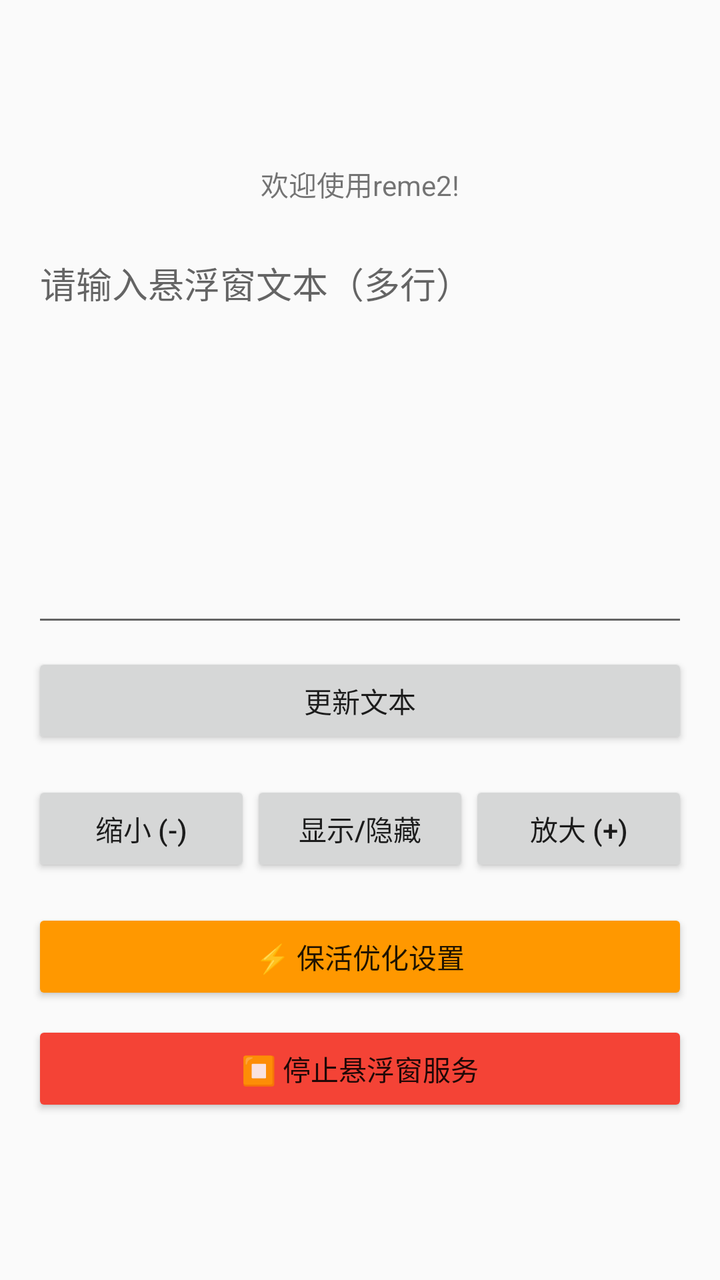
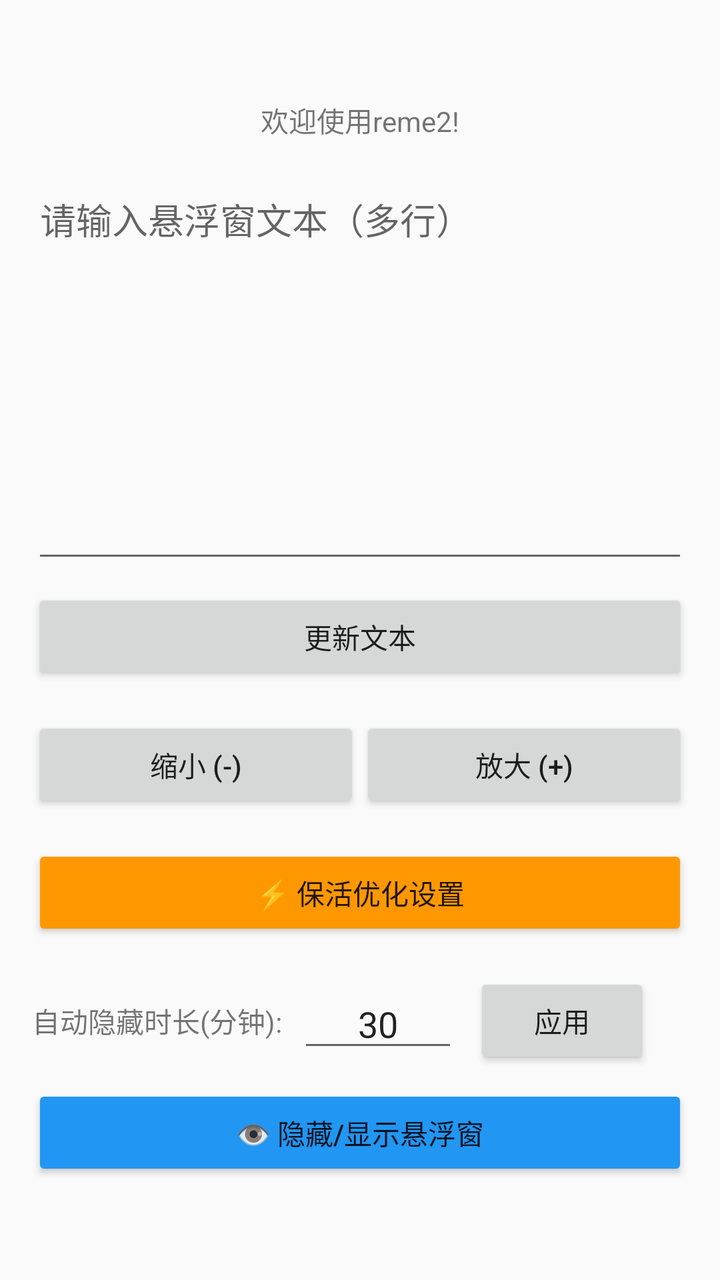

An Android layout rendered at two revisions. The XML below is the earlier revision; the diff shows what the commit changed to produce the second picture.
<!-- AndroidManifest.xml: application theme Theme.AppCompat.Light.NoActionBar -->
<!-- res/layout/main.xml -->
<LinearLayout xmlns:android="http://schemas.android.com/apk/res/android"
    android:layout_width="match_parent"
    android:layout_height="match_parent"
	android:orientation="vertical"
    android:padding="16dp"
    android:gravity="center">

    <TextView
        android:text="@string/hello_world"
        android:layout_width="wrap_content"
        android:layout_height="wrap_content" />


    
    <EditText
        android:id="@+id/et_config_text"
        android:layout_width="match_parent"
        android:layout_height="200dp"
        android:layout_marginTop="16dp"
        android:gravity="start"
        android:hint="请输入悬浮窗文本（多行）"
        android:inputType="textMultiLine|textCapSentences"
        android:scrollbars="vertical" />

    
    <Button
        android:id="@+id/btn_save_config"
        android:layout_width="match_parent"
        android:layout_height="wrap_content"
        android:layout_marginTop="8dp"
        android:text="更新文本" />

	
	<LinearLayout
		android:layout_width="match_parent"
		android:layout_height="wrap_content"
		android:orientation="horizontal"
		android:layout_marginTop="16dp">

		<Button
			android:id="@+id/btn_zoom_out"
			android:layout_width="0dp"
			android:layout_height="wrap_content"
			android:layout_weight="1"
			android:text="缩小 (-)" />

		
		<Button
			android:id="@+id/btn_toggle_floating"
			android:layout_width="0dp"
			android:layout_height="wrap_content"
			android:layout_weight="1"
			android:text="显示/隐藏" />

		<Button
			android:id="@+id/btn_zoom_in"
			android:layout_width="0dp"
			android:layout_height="wrap_content"
			android:layout_weight="1"
			android:text="放大 (+)" />
	</LinearLayout>
	
	
	<Button
		android:id="@+id/btn_optimize"
		android:layout_width="match_parent"
		android:layout_height="wrap_content"
		android:layout_marginTop="16dp"
		android:text="⚡ 保活优化设置"
		android:backgroundTint="#FF9800" />

	
	<Button
		android:id="@+id/btn_stop_service"
		android:layout_width="match_parent"
		android:layout_height="wrap_content"
		android:layout_marginTop="8dp"
		android:text="⏹ 停止悬浮窗服务"
		android:backgroundTint="#F44336" />

</LinearLayout>
<!-- resources referenced by this layout -->
<resources>
  <string name="hello_world">欢迎使用reme2!</string>
</resources>

<!-- the commit's change to res/layout/main.xml (unified diff, before → after) -->
@@ -44,14 +44,6 @@
 			android:layout_weight="1"
 			android:text="缩小 (-)" />
 
-		
-		<Button
-			android:id="@+id/btn_toggle_floating"
-			android:layout_width="0dp"
-			android:layout_height="wrap_content"
-			android:layout_weight="1"
-			android:text="显示/隐藏" />
-
 		<Button
 			android:id="@+id/btn_zoom_in"
 			android:layout_width="0dp"
@@ -70,12 +62,43 @@
 		android:backgroundTint="#FF9800" />
 
 	
+	<LinearLayout
+		android:layout_width="match_parent"
+		android:layout_height="wrap_content"
+		android:orientation="horizontal"
+		android:layout_marginTop="16dp"
+		android:gravity="center_vertical">
+
+		<TextView
+			android:layout_width="wrap_content"
+			android:layout_height="wrap_content"
+			android:text="自动隐藏时长(分钟):"
+			android:textSize="14sp" />
+
+		<EditText
+			android:id="@+id/et_auto_hide_duration"
+			android:layout_width="80dp"
+			android:layout_height="wrap_content"
+			android:layout_marginStart="8dp"
+			android:inputType="number"
+			android:text="30"
+			android:gravity="center" />
+
+		<Button
+			android:id="@+id/btn_set_auto_hide"
+			android:layout_width="wrap_content"
+			android:layout_height="wrap_content"
+			android:layout_marginStart="8dp"
+			android:text="应用" />
+	</LinearLayout>
+
+	
 	<Button
-		android:id="@+id/btn_stop_service"
+		android:id="@+id/btn_toggle_visibility"
 		android:layout_width="match_parent"
 		android:layout_height="wrap_content"
 		android:layout_marginTop="8dp"
-		android:text="⏹ 停止悬浮窗服务"
-		android:backgroundTint="#F44336" />
+		android:text="👁 隐藏/显示悬浮窗"
+		android:backgroundTint="#2196F3" />
 
 </LinearLayout>
